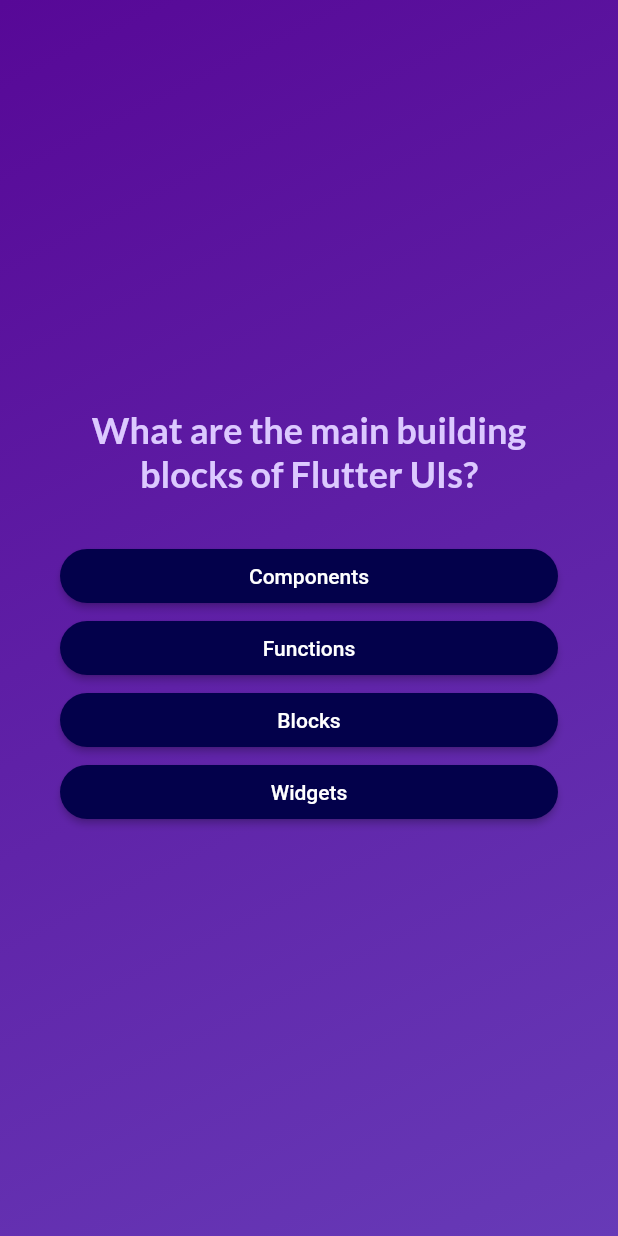
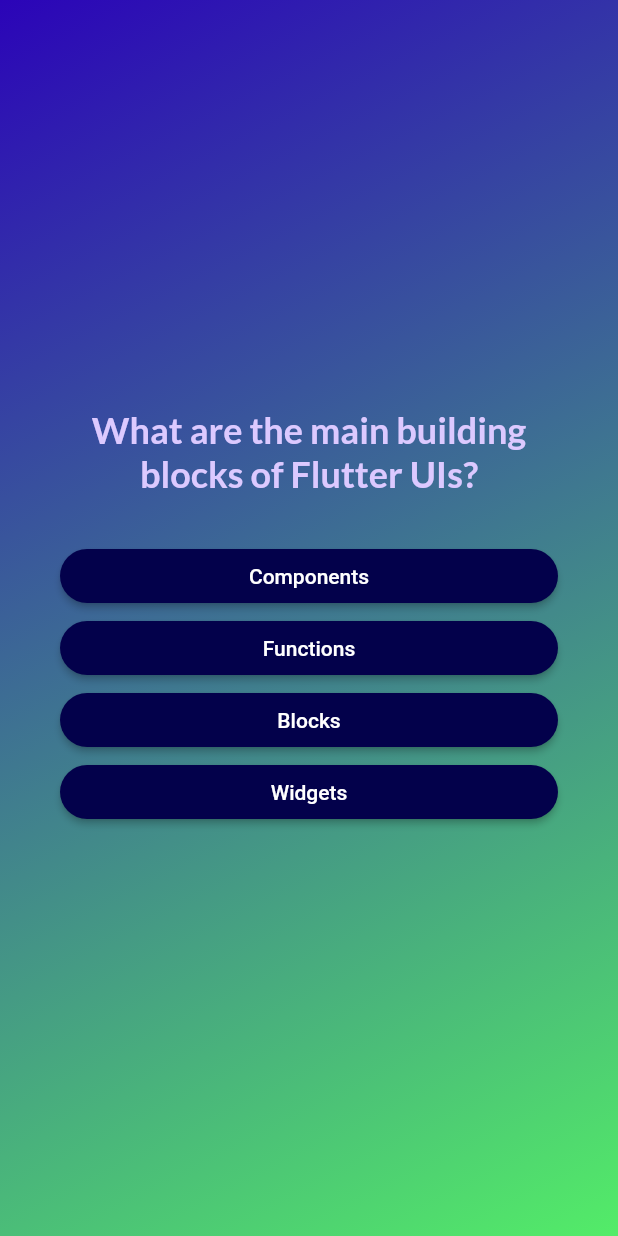
Before and after one commit to abundanceesim/quizzler, a Flutter app: the screen it shows after launch, after a tap on "Start Quiz", on a phone screen of 412 x 824 dp. Run offline on Flutter 3.47's test engine with Material 2 defaults, Android fonts, the phone set to English and light mode, and no system bars; our stand-ins replace google_fonts.

Commit message:
Modify style of Summary screen

```diff
--- a/lib/quiz.dart
+++ b/lib/quiz.dart
@@ -28,7 +28,7 @@ class _QuizState extends State<Quiz> {
     });
   }
 
-  void restartQuiz(){
+  void restartQuiz() {
     setState(() {
       // reset the number of answered questions and return to
       // first question screen
@@ -37,9 +37,16 @@ class _QuizState extends State<Quiz> {
     });
   }
 
-  void chooseAnswer(String answer){
+  void backtoHome() {
+    setState(() {
+      selectedAnswers = [];
+      activeScreen = 'start-screen';
+    });
+  }
+
+  void chooseAnswer(String answer) {
     selectedAnswers.add(answer);
-    if(selectedAnswers.length == questions.length){
+    if (selectedAnswers.length == questions.length) {
       setState(() {
         activeScreen = 'results-screen';
       });
@@ -52,12 +59,16 @@ class _QuizState extends State<Quiz> {
     //     ? StartScreen(switchScreen)
     //     : const QuestionsScreen();
     Widget screenWidget = StartScreen(switchScreen);
-    if (activeScreen == 'questions-screen'){
-      screenWidget =  QuestionsScreen(onSelectAnswer: chooseAnswer);
+    if (activeScreen == 'questions-screen') {
+      screenWidget = QuestionsScreen(onSelectAnswer: chooseAnswer);
     }
 
-    if(activeScreen == 'results-screen'){
-      screenWidget = ResultsScreen(chosenAnswers: selectedAnswers, restartQuiz: restartQuiz,);
+    if (activeScreen == 'results-screen') {
+      screenWidget = ResultsScreen(
+        chosenAnswers: selectedAnswers,
+        restartQuiz: restartQuiz,
+        backToHome: backtoHome,
+      );
     }
 
     return MaterialApp(
@@ -65,7 +76,7 @@ class _QuizState extends State<Quiz> {
         body: Container(
           decoration: const BoxDecoration(
               gradient: LinearGradient(
-                  colors: [Color.fromARGB(255, 87, 8, 151), Colors.deepPurple],
+                  colors: [Color.fromARGB(255, 43, 4, 184), Color.fromARGB(255, 83, 236, 104)],
                   begin: startAlignment,
                   end: endAlignment)),
           child: screenWidget,
@@ -74,7 +85,6 @@ class _QuizState extends State<Quiz> {
     );
   }
 }
-
 
 // class _QuizState extends State<Quiz> {
 //   var activeScreen = 'start-screen'; //easier to just have it be text
--- a/lib/start_screen.dart
+++ b/lib/start_screen.dart
@@ -23,7 +23,7 @@ class StartScreen extends StatelessWidget {
           const SizedBox(height: 40),
           OutlinedButton.icon(
               icon: const Icon(Icons.arrow_right_alt),
-              style: OutlinedButton.styleFrom(foregroundColor: Colors.white),
+              style: OutlinedButton.styleFrom(foregroundColor: Colors.white, backgroundColor: Color.fromARGB(206, 4, 0, 122)),
               onPressed: startQuiz,
               label: const Text('Start Quiz'))
         ],
```
Also changed, not shown: lib/questions_summary/questions_summary.dart (+10 -1 lines), lib/results_screen.dart (+26 -5 lines).
